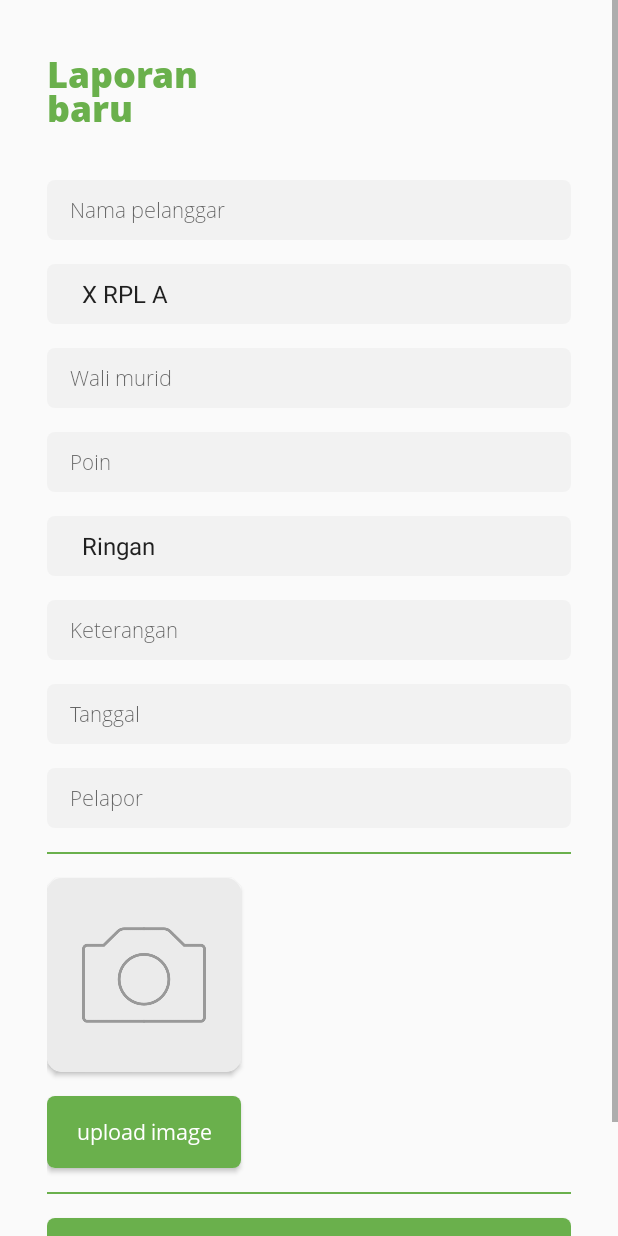
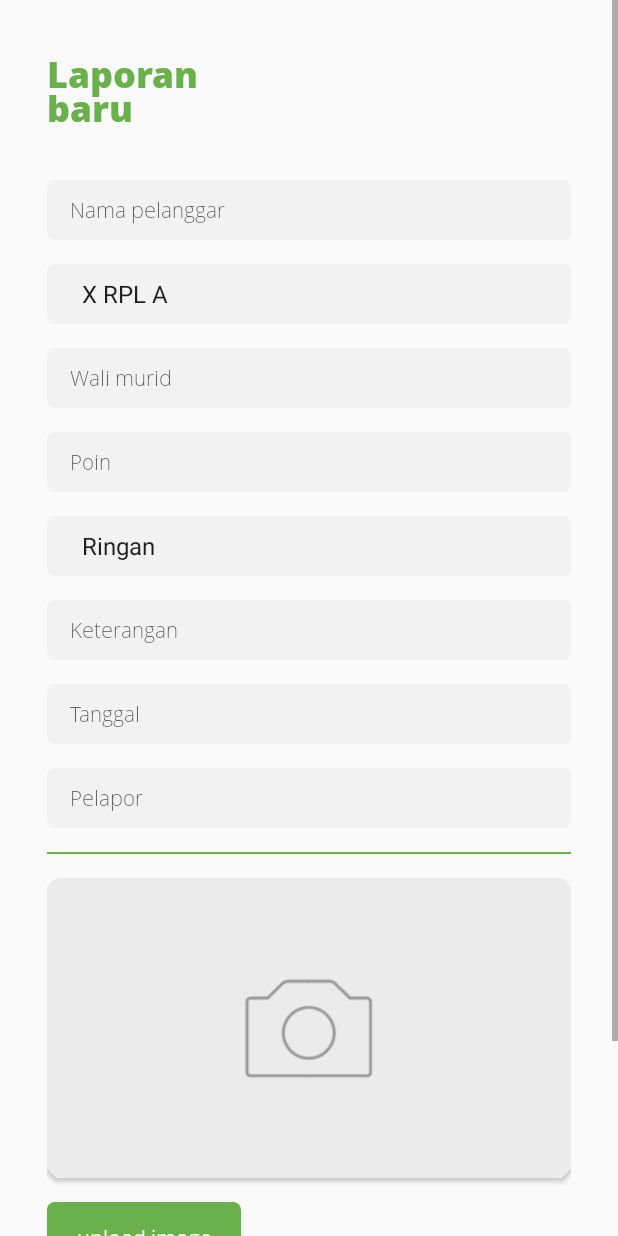
Before and after one commit to MozeeB/School-Report, an Android app: the UserTambahActivity screen opened directly, with no data from a screen before it, on a phone screen of 412 x 824 dp. Run offline under Robolectric (Android 15) with nearby library versions, the phone set to English and light mode, and no system bars; our stand-ins replace ButterKnife.

Commit message:
terbaru maret dari nahl di ima

```diff
--- a/app/src/main/res/layout/activity_tambah.xml
+++ b/app/src/main/res/layout/activity_tambah.xml
@@ -139,8 +139,8 @@
             android:background="#6AB04C"/>
 
         <android.support.v7.widget.CardView
-            android:layout_width="129dp"
-            android:layout_height="129dp"
+            android:layout_width="match_parent"
+            android:layout_height="200dp"
             app:cardCornerRadius="10dp"
             app:cardBackgroundColor="#F2F2F2"
             android:layout_marginBottom="16dp">
@@ -150,7 +150,7 @@
                 android:layout_width="match_parent"
                 android:layout_height="match_parent"
                 android:scaleType="centerCrop"
-                android:src="@drawable/cameraimage"/>
+                android:src="@drawable/camerabigimage"/>
 
 
         </android.support.v7.widget.CardView>
```
Also changed, not shown: 4 other files.
